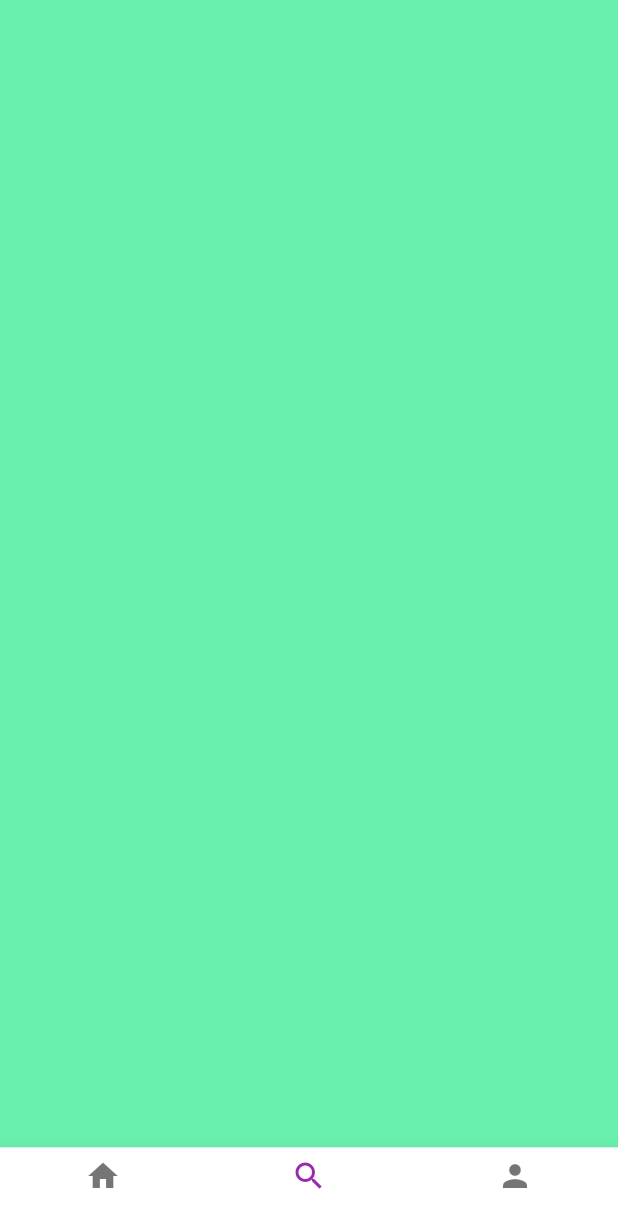
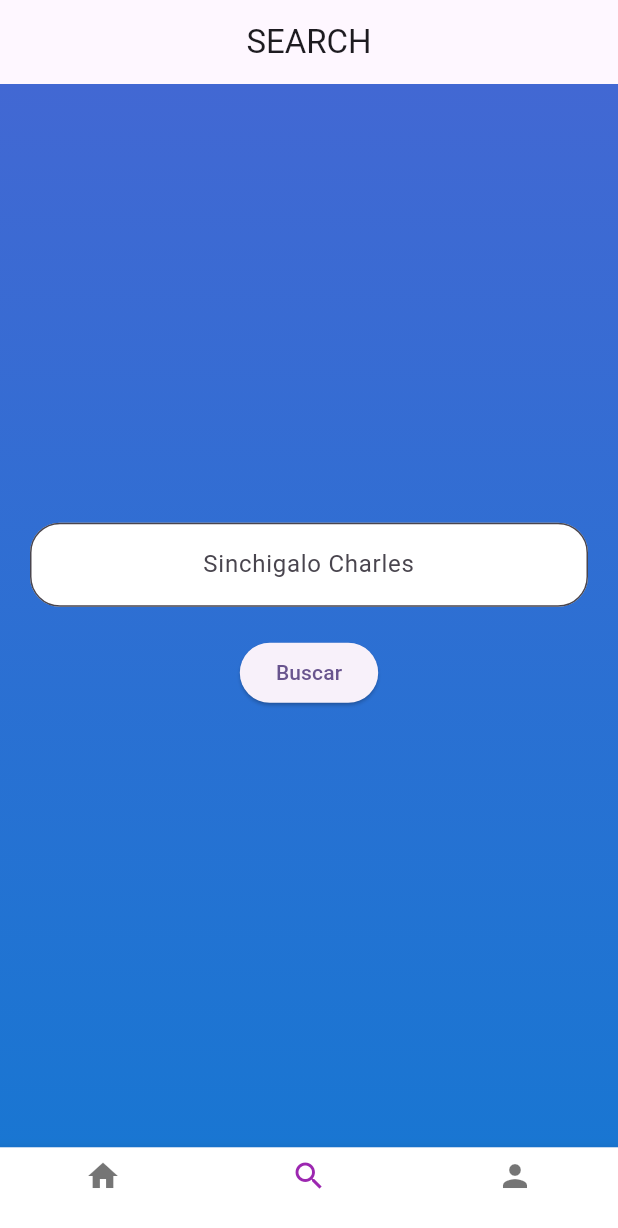
Before and after one commit to CharlesSinchigalo/sinchigaloCharlesEvaluacion, a Flutter app: the screen it shows after launch, item 2 of the bottom bar chosen, on a phone screen of 412 x 824 dp. Shown: the top 1228 px of the screen. Run offline on Flutter 3.47's test engine with Material 3 defaults, Android fonts, the phone set to English and light mode, and no system bars; our stand-ins replace google_fonts.

Commit message:
Intento del Buscador

```diff
--- a/lib/search_trips_page.dart
+++ b/lib/search_trips_page.dart
@@ -1,12 +1,62 @@
 import 'package:flutter/material.dart';
 
 class SearchTripsPage extends StatelessWidget {
-  const SearchTripsPage({super.key});
+  const SearchTripsPage({Key? key});
 
   @override
   Widget build(BuildContext context) {
-    return Container(
-      color: Colors.greenAccent,
+    return Scaffold(
+      appBar: AppBar(
+        title: const Text('SEARCH'), // Texto: SEARCH
+        centerTitle: true,
+      ),
+      body: Container(
+        decoration: BoxDecoration(
+          gradient: LinearGradient(
+            colors: [
+              const Color(0xFF4268D3),
+              const Color(0xFF1976D2)
+            ], // Fondo degradado
+            begin: Alignment.topCenter,
+            end: Alignment.bottomCenter,
+          ),
+        ),
+        child: Center(
+          // Centrar contenido verticalmente
+          child: Padding(
+            padding: const EdgeInsets.all(20.0),
+            child: Column(
+              mainAxisAlignment: MainAxisAlignment.center,
+              children: [
+                TextField(
+                  textAlign:
+                      TextAlign.center, // Centrar el texto del campo de entrada
+                  decoration: InputDecoration(
+                    hintText:
+                        'Sinchigalo Charles', // Control para ingreso de datos
+                    filled: true,
+                    fillColor: Colors.white,
+                    border: OutlineInputBorder(
+                      borderRadius: BorderRadius.circular(20.0),
+                    ),
+                  ),
+                ),
+                const SizedBox(height: 20.0),
+                ElevatedButton(
+                  onPressed: () {
+                    // Acción al presionar el botón de búsqueda
+                    ScaffoldMessenger.of(context).showSnackBar(
+                      const SnackBar(
+                          content: Text('Búsqueda realizada Charles')),
+                    );
+                  },
+                  child: const Text('Buscar'), // Botón de búsqueda
+                ),
+              ],
+            ),
+          ),
+        ),
+      ),
     );
   }
 }
```
